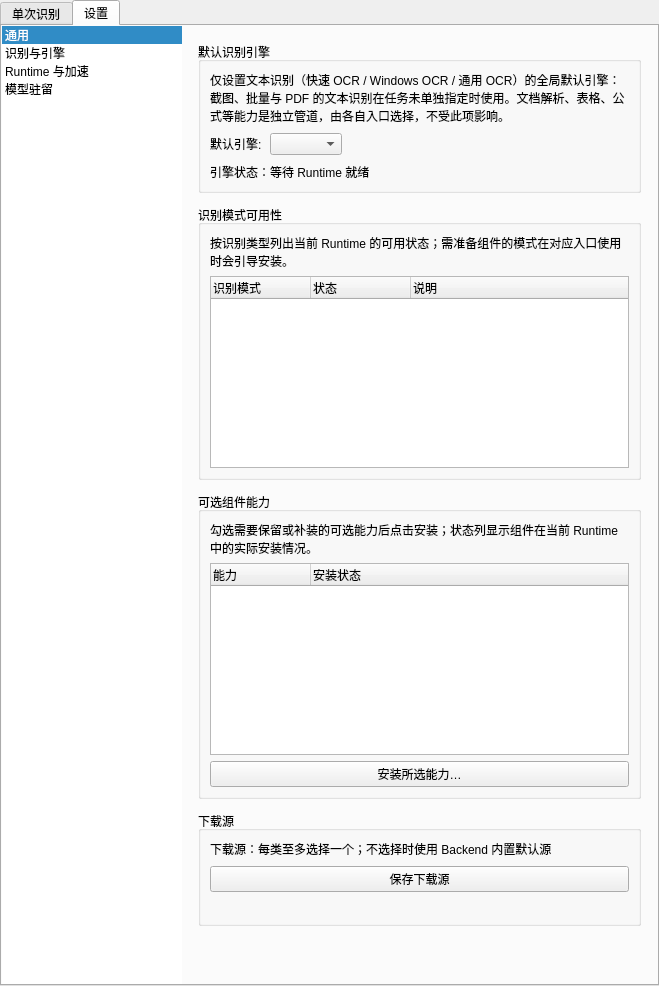
FelixJI/vibeocr-classic, file apps/vibeocr-pyside/src/vibeocr/classic/ui/main_window.ui: the form before one commit.
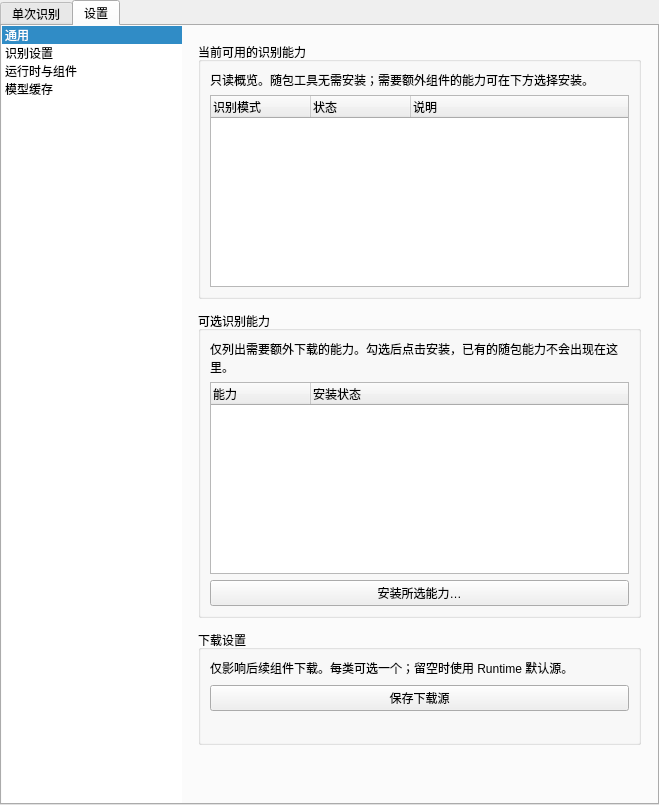
The form after the commit. The open tabs and pages were chosen to show the change. Custom widgets are drawn as their Qt base class.

Commit message: refactor(settings): 移除全局默认识别模式 (#81)

```diff
--- a/apps/vibeocr-pyside/src/vibeocr/classic/ui/main_window.ui
+++ b/apps/vibeocr-pyside/src/vibeocr/classic/ui/main_window.ui
@@ -199,17 +199,17 @@
          </item>
          <item>
           <property name="text">
-           <string>识别与引擎</string>
+            <string>识别设置</string>
           </property>
          </item>
          <item>
           <property name="text">
-           <string>Runtime 与加速</string>
+            <string>运行时与组件</string>
           </property>
          </item>
          <item>
           <property name="text">
-           <string>模型驻留</string>
+            <string>模型缓存</string>
           </property>
          </item>
         </widget>
@@ -397,76 +397,10 @@
            <property name="bottomMargin">
             <number>16</number>
            </property>
-           <item>
-            <widget class="QGroupBox" name="groupEngineDefault">
-             <property name="title">
-              <string>默认识别引擎</string>
-             </property>
-             <layout class="QVBoxLayout" name="engineDefaultLayout">
-              <property name="spacing">
-               <number>8</number>
-              </property>
-              <item>
-               <widget class="QLabel" name="labelEngineScope">
-                <property name="text">
-                 <string>仅设置文本识别（快速 OCR / Windows OCR / 通用 OCR）的全局默认引擎：截图、批量与 PDF 的文本识别在任务未单独指定时使用。文档解析、表格、公式等能力是独立管道，由各自入口选择，不受此项影响。</string>
-                </property>
-                <property name="wordWrap">
-                 <bool>true</bool>
-                </property>
-               </widget>
-              </item>
-              <item>
-               <layout class="QHBoxLayout" name="ocrEngineRow">
-                <property name="spacing">
-                 <number>8</number>
-                </property>
-                <item>
-                 <widget class="QLabel" name="labelOcrEngine">
-                  <property name="text">
-                   <string>默认引擎:</string>
-                  </property>
-                 </widget>
-                </item>
-                <item>
-                 <widget class="QComboBox" name="comboOcrEngine">
-                  <property name="toolTip">
-                   <string>文本 OCR 管道的全局默认引擎；各识别任务可临时覆盖，不改变全局设置</string>
-                  </property>
-                 </widget>
-                </item>
-                <item>
-                 <spacer name="ocrEngineRowSpacer">
-                  <property name="orientation">
-                   <enum>Qt::Horizontal</enum>
-                  </property>
-                  <property name="sizeHint" stdset="0">
-                   <size>
-                    <width>40</width>
-                    <height>20</height>
-                   </size>
-                  </property>
-                 </spacer>
-                </item>
-               </layout>
-              </item>
-              <item>
-               <widget class="QLabel" name="labelOcrEngineStatus">
-                <property name="text">
-                 <string>引擎状态：等待 Runtime 就绪</string>
-                </property>
-                <property name="wordWrap">
-                 <bool>true</bool>
-                </property>
-               </widget>
-              </item>
-             </layout>
-            </widget>
-           </item>
            <item>
             <widget class="QGroupBox" name="groupEngineAvailability">
              <property name="title">
-              <string>识别模式可用性</string>
+               <string>当前可用的识别能力</string>
              </property>
              <layout class="QVBoxLayout" name="engineAvailabilityLayout">
               <property name="spacing">
@@ -475,7 +409,7 @@
               <item>
                <widget class="QLabel" name="labelEngineAvailabilityHint">
                 <property name="text">
-                 <string>按识别类型列出当前 Runtime 的可用状态；需准备组件的模式在对应入口使用时会引导安装。</string>
+                  <string>只读概览。随包工具无需安装；需要额外组件的能力可在下方选择安装。</string>
                 </property>
                 <property name="wordWrap">
                  <bool>true</bool>
@@ -519,7 +453,7 @@
            <item>
             <widget class="QGroupBox" name="groupOfflineFeatures">
              <property name="title">
-              <string>可选组件能力</string>
+               <string>可选识别能力</string>
              </property>
              <layout class="QVBoxLayout" name="offlineFeaturesLayout">
               <property name="spacing">
@@ -528,7 +462,7 @@
               <item>
                <widget class="QLabel" name="labelOfflineFeaturesHint">
                 <property name="text">
-                 <string>勾选需要保留或补装的可选能力后点击安装；状态列显示组件在当前 Runtime 中的实际安装情况。</string>
+                  <string>仅列出需要额外下载的能力。勾选后点击安装，已有的随包能力不会出现在这里。</string>
                 </property>
                 <property name="wordWrap">
                  <bool>true</bool>
@@ -574,7 +508,7 @@
            <item>
             <widget class="QGroupBox" name="groupDownloadSources">
              <property name="title">
-              <string>下载源</string>
+               <string>下载设置</string>
              </property>
              <layout class="QVBoxLayout" name="downloadSourcesLayout">
               <property name="spacing">
@@ -583,7 +517,7 @@
               <item>
                <widget class="QLabel" name="labelDownloadSource">
                 <property name="text">
-                 <string>下载源：每类至多选择一个；不选择时使用 Backend 内置默认源</string>
+                  <string>仅影响后续组件下载。每类可选一个；留空时使用 Runtime 默认源。</string>
                 </property>
                 <property name="wordWrap">
                  <bool>true</bool>
```
Left out of the diff: 6 changed lines with no effect on the pictures. The commit also changes 14 other files.
